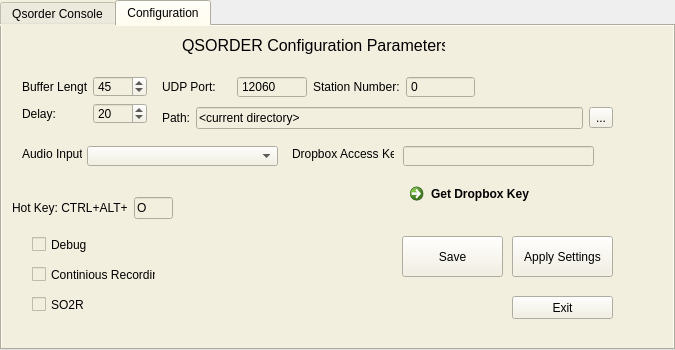
First picture: the form in pyQsorder/qsorder.ui, repository k3it/qsorder, before the edit.
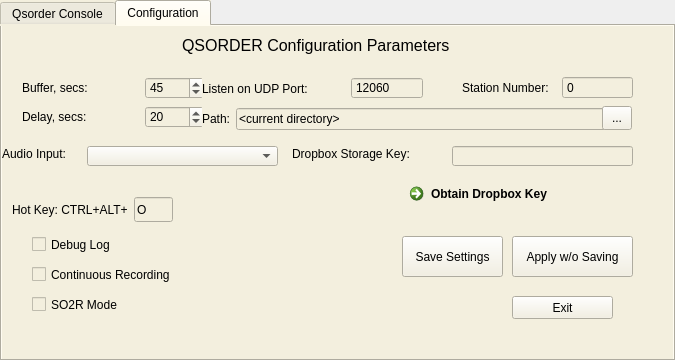
Second picture: the form after the edit. The open tabs and pages were chosen to show the change. Icons and pictures are not drawn.

Commit message: Changed to byte array in sounddevice callback. Added wave file write. Adjusted ui file with Qt designer for linux fonts.

Diff of the .ui file:
```diff
--- a/pyQsorder/qsorder.ui
+++ b/pyQsorder/qsorder.ui
@@ -7,7 +7,7 @@
     <x>0</x>
     <y>0</y>
     <width>675</width>
-    <height>350</height>
+    <height>360</height>
    </rect>
   </property>
   <property name="sizePolicy">
@@ -19,13 +19,13 @@
   <property name="minimumSize">
    <size>
     <width>675</width>
-    <height>350</height>
+    <height>360</height>
    </size>
   </property>
   <property name="maximumSize">
    <size>
     <width>675</width>
-    <height>350</height>
+    <height>360</height>
    </size>
   </property>
   <property name="windowTitle">
@@ -44,7 +44,7 @@
      <x>0</x>
      <y>0</y>
      <width>675</width>
-     <height>350</height>
+     <height>361</height>
     </rect>
    </property>
    <property name="styleSheet">
@@ -52,7 +52,7 @@
 background-image: url(:/bkground/ricepaper_v3.png);</string>
    </property>
    <property name="currentIndex">
-    <number>0</number>
+    <number>1</number>
    </property>
    <widget class="QWidget" name="console_tab">
     <attribute name="title">
@@ -97,7 +97,7 @@
       <rect>
        <x>85</x>
        <y>251</y>
-       <width>160</width>
+       <width>221</width>
        <height>16</height>
       </rect>
      </property>
@@ -129,7 +129,7 @@
       <rect>
        <x>11</x>
        <y>251</y>
-       <width>61</width>
+       <width>71</width>
        <height>16</height>
       </rect>
      </property>
@@ -146,9 +146,9 @@
     <widget class="QLabel" name="label_delay">
      <property name="geometry">
       <rect>
-       <x>332</x>
+       <x>410</x>
        <y>270</y>
-       <width>16</width>
+       <width>21</width>
        <height>16</height>
       </rect>
      </property>
@@ -159,9 +159,9 @@
     <widget class="QLabel" name="label_6">
      <property name="geometry">
       <rect>
-       <x>256</x>
-       <y>251</y>
-       <width>62</width>
+       <x>320</x>
+       <y>250</y>
+       <width>81</width>
        <height>16</height>
       </rect>
      </property>
@@ -172,16 +172,16 @@
       </font>
      </property>
      <property name="text">
-      <string>Buffer, sec:</string>
+      <string>Buffer, secs:</string>
      </property>
     </widget>
     <widget class="QLabel" name="label_port">
      <property name="geometry">
       <rect>
-       <x>107</x>
+       <x>129</x>
        <y>308</y>
-       <width>143</width>
-       <height>16</height>
+       <width>121</width>
+       <height>20</height>
       </rect>
      </property>
      <property name="text">
@@ -191,9 +191,9 @@
     <widget class="QLabel" name="label_14">
      <property name="geometry">
       <rect>
-       <x>256</x>
+       <x>320</x>
        <y>270</y>
-       <width>60</width>
+       <width>81</width>
        <height>16</height>
       </rect>
      </property>
@@ -204,15 +204,15 @@
       </font>
      </property>
      <property name="text">
-      <string>Delay, sec:</string>
+      <string>Delay, secs:</string>
      </property>
     </widget>
     <widget class="QLabel" name="label_buffer">
      <property name="geometry">
       <rect>
-       <x>332</x>
-       <y>251</y>
-       <width>18</width>
+       <x>410</x>
+       <y>250</y>
+       <width>31</width>
        <height>16</height>
       </rect>
      </property>
@@ -223,9 +223,9 @@
     <widget class="QLabel" name="label_19">
      <property name="geometry">
       <rect>
-       <x>256</x>
-       <y>289</y>
-       <width>67</width>
+       <x>320</x>
+       <y>290</y>
+       <width>81</width>
        <height>16</height>
       </rect>
      </property>
@@ -242,9 +242,9 @@
     <widget class="QLabel" name="label_queue">
      <property name="geometry">
       <rect>
-       <x>332</x>
-       <y>289</y>
-       <width>16</width>
+       <x>410</x>
+       <y>290</y>
+       <width>21</width>
        <height>16</height>
       </rect>
      </property>
@@ -255,8 +255,8 @@
     <widget class="QLabel" name="label_25">
      <property name="geometry">
       <rect>
-       <x>256</x>
-       <y>308</y>
+       <x>320</x>
+       <y>310</y>
        <width>70</width>
        <height>16</height>
       </rect>
@@ -280,8 +280,8 @@
     <widget class="QLabel" name="label_version">
      <property name="geometry">
       <rect>
-       <x>332</x>
-       <y>308</y>
+       <x>410</x>
+       <y>310</y>
        <width>18</width>
        <height>16</height>
       </rect>
@@ -293,9 +293,9 @@
     <widget class="QPushButton" name="quitButton_2">
      <property name="geometry">
       <rect>
-       <x>510</x>
+       <x>600</x>
        <y>270</y>
-       <width>101</width>
+       <width>61</width>
        <height>23</height>
       </rect>
      </property>
@@ -306,14 +306,14 @@
     <widget class="QPushButton" name="manual_dump_btn">
      <property name="geometry">
       <rect>
-       <x>380</x>
+       <x>460</x>
        <y>270</y>
-       <width>101</width>
+       <width>121</width>
        <height>23</height>
       </rect>
      </property>
      <property name="text">
-      <string>Manual Dump</string>
+      <string>Save Audio Buffer</string>
      </property>
      <property name="shortcut">
       <string>Ctrl+Alt+O</string>
@@ -322,7 +322,7 @@
     <widget class="Line" name="line">
      <property name="geometry">
       <rect>
-       <x>350</x>
+       <x>430</x>
        <y>240</y>
        <width>20</width>
        <height>81</height>
@@ -350,7 +350,7 @@
       <rect>
        <x>11</x>
        <y>270</y>
-       <width>87</width>
+       <width>101</width>
        <height>16</height>
       </rect>
      </property>
@@ -367,10 +367,10 @@
     <widget class="QLabel" name="label_status">
      <property name="geometry">
       <rect>
-       <x>107</x>
+       <x>127</x>
        <y>270</y>
-       <width>141</width>
-       <height>16</height>
+       <width>181</width>
+       <height>20</height>
       </rect>
      </property>
      <property name="text">
@@ -382,7 +382,7 @@
       <rect>
        <x>11</x>
        <y>289</y>
-       <width>90</width>
+       <width>101</width>
        <height>16</height>
       </rect>
      </property>
@@ -399,10 +399,10 @@
     <widget class="QLabel" name="label_dropbox_status">
      <property name="geometry">
       <rect>
-       <x>107</x>
+       <x>127</x>
        <y>289</y>
-       <width>141</width>
-       <height>16</height>
+       <width>181</width>
+       <height>20</height>
       </rect>
      </property>
      <property name="text">
@@ -440,12 +440,12 @@
       <rect>
        <x>30</x>
        <y>210</y>
-       <width>70</width>
+       <width>101</width>
        <height>17</height>
       </rect>
      </property>
      <property name="text">
-      <string>Debug</string>
+      <string>Debug Log</string>
      </property>
     </widget>
     <widget class="QLabel" name="label_2">
@@ -453,7 +453,7 @@
       <rect>
        <x>180</x>
        <y>10</y>
-       <width>263</width>
+       <width>281</width>
        <height>18</height>
       </rect>
      </property>
@@ -472,12 +472,12 @@
       <rect>
        <x>30</x>
        <y>240</y>
-       <width>124</width>
+       <width>161</width>
        <height>17</height>
       </rect>
      </property>
      <property name="text">
-      <string>Continious Recording</string>
+      <string>Continuous Recording</string>
      </property>
     </widget>
     <widget class="QCheckBox" name="so2r">
@@ -485,12 +485,12 @@
       <rect>
        <x>30</x>
        <y>270</y>
-       <width>70</width>
+       <width>121</width>
        <height>17</height>
       </rect>
      </property>
      <property name="text">
-      <string>SO2R</string>
+      <string>SO2R Mode</string>
      </property>
     </widget>
     <widget class="QComboBox" name="inputs">
@@ -506,9 +506,9 @@
     <widget class="QLabel" name="label_11">
      <property name="geometry">
       <rect>
-       <x>20</x>
+       <x>0</x>
        <y>120</y>
-       <width>60</width>
+       <width>81</width>
        <height>16</height>
       </rect>
      </property>
@@ -526,7 +526,7 @@
       </rect>
      </property>
      <property name="text">
-      <string>Save</string>
+      <string>Save Settings</string>
      </property>
     </widget>
     <widget class="QPushButton" name="applyButton">
@@ -534,12 +534,12 @@
       <rect>
        <x>510</x>
        <y>210</y>
-       <width>101</width>
+       <width>121</width>
        <height>41</height>
       </rect>
      </property>
      <property name="text">
-      <string>Apply Settings</string>
+      <string>Apply w/o Saving</string>
      </property>
     </widget>
     <widget class="QLabel" name="label_12">
@@ -547,20 +547,20 @@
       <rect>
        <x>290</x>
        <y>120</y>
-       <width>102</width>
+       <width>141</width>
        <height>16</height>
       </rect>
      </property>
      <property name="text">
-      <string>Dropbox Access Key:</string>
+      <string>Dropbox Storage Key:</string>
      </property>
     </widget>
     <widget class="QLineEdit" name="drop_key">
      <property name="geometry">
       <rect>
-       <x>401</x>
+       <x>450</x>
        <y>120</y>
-       <width>191</width>
+       <width>181</width>
        <height>20</height>
       </rect>
      </property>
@@ -575,7 +575,7 @@
       </rect>
      </property>
      <property name="text">
-      <string>Get Dropbox Key</string>
+      <string>Obtain Dropbox Key</string>
      </property>
     </widget>
     <widget class="QLabel" name="label_13">
@@ -616,7 +616,7 @@
        <x>10</x>
        <y>171</y>
        <width>161</width>
-       <height>22</height>
+       <height>25</height>
       </rect>
      </property>
      <layout class="QHBoxLayout" name="horizontalLayout_3">
@@ -647,15 +647,15 @@
       <rect>
        <x>20</x>
        <y>50</y>
-       <width>125</width>
-       <height>48</height>
+       <width>182</width>
+       <height>54</height>
       </rect>
      </property>
-     <layout class="QGridLayout" name="gridLayout">
+     <layout class="QGridLayout" name="gridLayout" rowstretch="1,1" columnstretch="2,1">
       <item row="0" column="0">
        <widget class="QLabel" name="label">
         <property name="text">
-         <string>Buffer Length:</string>
+         <string>Buffer, secs:</string>
         </property>
        </widget>
       </item>
@@ -675,7 +675,7 @@
       <item row="1" column="0">
        <widget class="QLabel" name="label_7">
         <property name="text">
-         <string>Delay:</string>
+         <string>Delay, secs:</string>
         </property>
        </widget>
       </item>
@@ -694,17 +694,17 @@
     <widget class="QWidget" name="layoutWidget">
      <property name="geometry">
       <rect>
-       <x>160</x>
+       <x>200</x>
        <y>50</y>
-       <width>313</width>
-       <height>22</height>
+       <width>221</width>
+       <height>25</height>
       </rect>
      </property>
-     <layout class="QHBoxLayout" name="horizontalLayout">
+     <layout class="QHBoxLayout" name="horizontalLayout" stretch="2,1">
       <item>
        <widget class="QLabel" name="label_8">
         <property name="text">
-         <string>UDP Port:</string>
+         <string>Listen on UDP Port:</string>
         </property>
        </widget>
       </item>
@@ -724,66 +724,80 @@
         </property>
        </widget>
       </item>
-      <item>
-       <widget class="QLabel" name="label_10">
-        <property name="text">
-         <string>Station Number:</string>
-        </property>
-       </widget>
-      </item>
-      <item>
-       <widget class="QSpinBox" name="station_nr">
-        <property name="buttonSymbols">
-         <enum>QAbstractSpinBox::NoButtons</enum>
-        </property>
-        <property name="minimum">
-         <number>0</number>
-        </property>
-        <property name="maximum">
-         <number>1024</number>
-        </property>
-        <property name="value">
-         <number>0</number>
-        </property>
-       </widget>
-      </item>
      </layout>
     </widget>
-    <widget class="QWidget" name="layoutWidget">
+    <widget class="QSpinBox" name="station_nr">
      <property name="geometry">
       <rect>
-       <x>160</x>
+       <x>560</x>
+       <y>50</y>
+       <width>71</width>
+       <height>23</height>
+      </rect>
+     </property>
+     <property name="buttonSymbols">
+      <enum>QAbstractSpinBox::NoButtons</enum>
+     </property>
+     <property name="minimum">
+      <number>0</number>
+     </property>
+     <property name="maximum">
+      <number>1024</number>
+     </property>
+     <property name="value">
+      <number>0</number>
+     </property>
+    </widget>
+    <widget class="QLabel" name="label_10">
+     <property name="geometry">
+      <rect>
+       <x>460</x>
+       <y>50</y>
+       <width>100</width>
+       <height>23</height>
+      </rect>
+     </property>
+     <property name="text">
+      <string>Station Number:</string>
+     </property>
+    </widget>
+    <widget class="QToolButton" name="selectDir_btn">
+     <property name="geometry">
+      <rect>
+       <x>600</x>
        <y>80</y>
-       <width>451</width>
+       <width>30</width>
        <height>24</height>
       </rect>
      </property>
-     <layout class="QHBoxLayout" name="horizontalLayout_4">
+     <property name="text">
+      <string>...</string>
+     </property>
+    </widget>
+    <widget class="QWidget" name="layoutWidget">
+     <property name="geometry">
+      <rect>
+       <x>200</x>
+       <y>80</y>
+       <width>421</width>
+       <height>26</height>
+      </rect>
+     </property>
+     <layout class="QHBoxLayout" name="horizontalLayout_2">
       <item>
-       <layout class="QHBoxLayout" name="horizontalLayout_2">
-        <item>
-         <widget class="QLabel" name="label_9">
-          <property name="text">
-           <string>Path:</string>
-          </property>
-         </widget>
-        </item>
-        <item>
-         <widget class="QLineEdit" name="path">
-          <property name="text">
-           <string>&lt;current directory&gt;</string>
-          </property>
-          <property name="readOnly">
-           <bool>true</bool>
-          </property>
-         </widget>
-        </item>
-       </layout>
+       <widget class="QLabel" name="label_9">
+        <property name="text">
+         <string>Path:</string>
+        </property>
+       </widget>
       </item>
       <item>
-       <widget class="QToolButton" name="selectDir_btn">
+       <widget class="QLineEdit" name="path">
         <property name="text">
-         <string>...</string>
+         <string>&lt;current directory&gt;</string>
+        </property>
+        <property name="readOnly">
+         <bool>true</bool>
         </property>
        </widget>
       </item>
@@ -806,6 +820,9 @@
     <zorder>layoutWidget</zorder>
     <zorder>layoutWidget</zorder>
     <zorder>layoutWidget</zorder>
+    <zorder>station_nr</zorder>
+    <zorder>label_10</zorder>
+    <zorder>selectDir_btn</zorder>
    </widget>
   </widget>
  </widget>
```
The commit also changes 3 other files.
